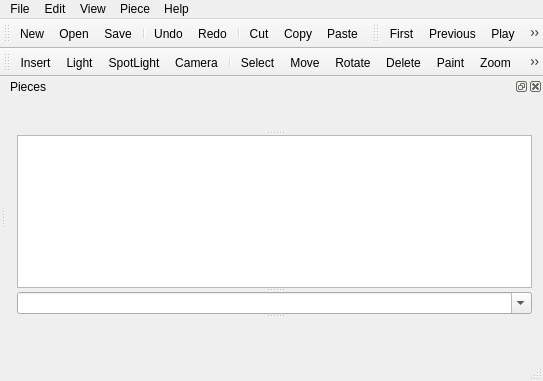
The window that qt/lc_mainwindow.ui (ldraw-linux/leocad) describes before a commit, drawn with Qt 5.
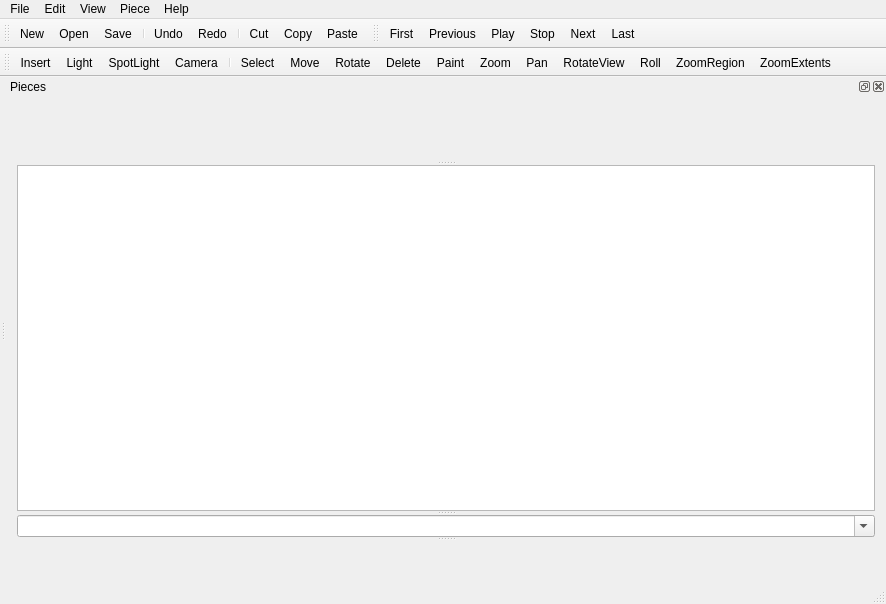
The same window after the commit. Icons and pictures are not drawn. Custom widgets are drawn as their Qt base class.

The edit to the form file:
```diff
--- a/qt/lc_mainwindow.ui
+++ b/qt/lc_mainwindow.ui
@@ -6,8 +6,8 @@
    <rect>
     <x>0</x>
     <y>0</y>
-    <width>543</width>
-    <height>381</height>
+    <width>886</width>
+    <height>604</height>
    </rect>
   </property>
   <property name="sizePolicy">
@@ -32,8 +32,8 @@
     <rect>
      <x>0</x>
      <y>0</y>
-     <width>543</width>
-     <height>22</height>
+     <width>886</width>
+     <height>21</height>
     </rect>
    </property>
    <widget class="QMenu" name="menuFile">
@@ -235,8 +235,6 @@
    <addaction name="actionRoll"/>
    <addaction name="actionZoomRegion"/>
    <addaction name="actionZoomExtents"/>
-   <addaction name="actionShowPrevious"/>
-   <addaction name="actionShowNext"/>
   </widget>
   <action name="actionNew">
    <property name="icon">
@@ -523,24 +521,6 @@
     <string>ZoomExtents</string>
    </property>
   </action>
-  <action name="actionShowPrevious">
-   <property name="icon">
-    <iconset>
-	 <normaloff>:/pixmaps/ac-prev.xpm</normaloff>:/pixmaps/ac-prev.xpm</iconset>
-   </property>
-   <property name="text">
-    <string>ShowPrevious</string>
-   </property>
-  </action>
-  <action name="actionShowNext">
-   <property name="icon">
-    <iconset>
-	 <normaloff>:/pixmaps/ac-next.xpm</normaloff>:/pixmaps/ac-next.xpm</iconset>
-   </property>
-   <property name="text">
-    <string>ShowNext</string>
-   </property>
-  </action>
  </widget>
  <layoutdefault spacing="6" margin="11"/>
  <customwidgets>
```
Left out of the diff: 149 changed lines with no effect on the pictures.
